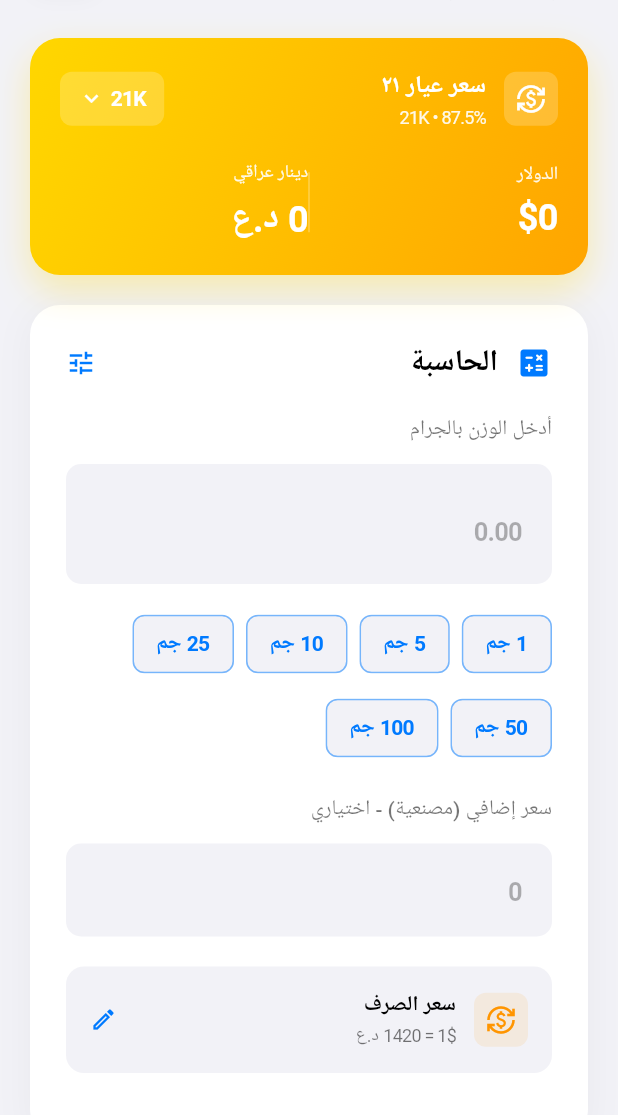
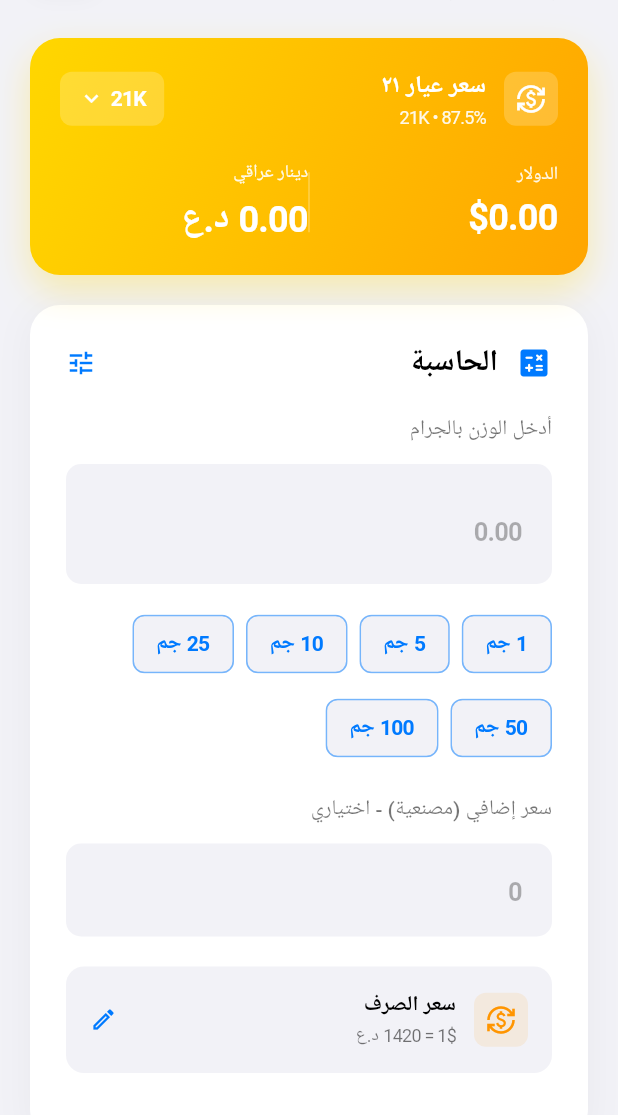
Before and after one commit to DevolperPHP/hamody_Borsa, a Flutter app: the first screen one second after launch, on a phone screen of 412 x 824 dp, the part 121-1236 px from its top. Run offline on Flutter 3.47's test engine with Material 3 defaults, Android fonts, the phone set to English and light mode, and no system bars; network calls fail.

```diff
--- a/lib/screens/gold_calculator_screen.dart
+++ b/lib/screens/gold_calculator_screen.dart
@@ -270,7 +270,7 @@ class _GoldCalculatorScreenState extends State<GoldCalculatorScreen> {
                           fit: BoxFit.scaleDown,
                           alignment: Alignment.centerRight,
                           child: Text(
-                            '\$${_formatNumber(currentPriceUSD)}',
+                            '\$${_formatNumber(currentPriceUSD, isPrice: true)}',
                             style: const TextStyle(
                               fontSize: 24,
                               fontWeight: FontWeight.w700,
@@ -302,7 +302,7 @@ class _GoldCalculatorScreenState extends State<GoldCalculatorScreen> {
                           fit: BoxFit.scaleDown,
                           alignment: Alignment.centerLeft,
                           child: Text(
-                            '${_formatNumber(currentPriceIQD)} د.ع',
+                            '${_formatNumber(currentPriceIQD, isPrice: true)} د.ع',
                             style: const TextStyle(
                               fontSize: 24,
                               fontWeight: FontWeight.w700,
@@ -562,7 +562,7 @@ class _GoldCalculatorScreenState extends State<GoldCalculatorScreen> {
                       ),
                       const SizedBox(height: 12),
                       Text(
-                        '${_formatNumber(gramAmount)} جرام × ${_formatNumber(pricePerGram)} د.ع',
+                        '${_formatNumber(gramAmount)} جرام × ${_formatNumber(pricePerGram, isPrice: true)} د.ع',
                         style: TextStyle(
                           fontSize: 14,
                           color: Colors.white.withValues(alpha: 0.9),
@@ -571,7 +571,7 @@ class _GoldCalculatorScreenState extends State<GoldCalculatorScreen> {
                       if (additionalPrice > 0) ...[
                         const SizedBox(height: 4),
                         Text(
-                          '+ ${_formatNumber(additionalPrice)} د.ع مصنعية',
+                          '+ ${_formatNumber(additionalPrice, isPrice: true)} د.ع مصنعية',
                           style: TextStyle(
                             fontSize: 13,
                             color: Colors.white.withValues(alpha: 0.9),
@@ -623,10 +623,10 @@ class _GoldCalculatorScreenState extends State<GoldCalculatorScreen> {
                         ),
                         const SizedBox(height: 16),
                         _buildDetailRow('عيار الذهب', provider.selectedCarat.displayName),
-                        _buildDetailRow('سعر الجرام', '${_formatNumber(pricePerGram)} د.ع'),
+                        _buildDetailRow('سعر الجرام', '${_formatNumber(pricePerGram, isPrice: true)} د.ع'),
                         _buildDetailRow('الوزن', '${_formatNumber(gramAmount)} جرام'),
                         if (additionalPrice > 0)
-                          _buildDetailRow('سعر المصنعية', '${_formatNumber(additionalPrice)} د.ع/جرام'),
+                          _buildDetailRow('سعر المصنعية', '${_formatNumber(additionalPrice, isPrice: true)} د.ع/جرام'),
                         const SizedBox(height: 12),
                         const Divider(
                           color: Colors.white24,
@@ -841,7 +841,7 @@ class _GoldCalculatorScreenState extends State<GoldCalculatorScreen> {
                 ),
                 const SizedBox(height: 2),
                 Text(
-                  '\$${_formatNumber(usdPrice)}',
+                  '\$${_formatNumber(usdPrice, isPrice: true)}',
                   style: TextStyle(
                     fontSize: 12,
                     color: Colors.black.withValues(alpha: 0.6),
@@ -854,7 +854,7 @@ class _GoldCalculatorScreenState extends State<GoldCalculatorScreen> {
             fit: BoxFit.scaleDown,
             alignment: Alignment.centerRight,
             child: Text(
-              '${_formatNumber(iqdPrice)} د.ع',
+              '${_formatNumber(iqdPrice, isPrice: true)} د.ع',
               style: const TextStyle(
                 fontSize: 16,
                 fontWeight: FontWeight.w700,
@@ -1111,12 +1111,22 @@ class _GoldCalculatorScreenState extends State<GoldCalculatorScreen> {
     }
   }
 
-  String _formatNumber(double value) {
-    if (value == 0) return '0';
-    return value.toStringAsFixed(0).replaceAllMapped(
-          RegExp(r'(\d{1,3})(?=(\d{3})+(?!\d))'),
-          (Match m) => '${m[1]},',
-        );
+  String _formatNumber(double value, {bool isPrice = false}) {
+    if (value == 0) return '0.00';
+    if (isPrice) {
+      // For prices, show 2 decimal places
+      final formatted = value.toStringAsFixed(2).replaceAllMapped(
+            RegExp(r'(\d{1,3})(?=(\d{3})+(?!\d))'),
+            (Match m) => '${m[1]},',
+          );
+      return formatted;
+    } else {
+      // For weights, show 0 decimal places
+      return value.toStringAsFixed(0).replaceAllMapped(
+            RegExp(r'(\d{1,3})(?=(\d{3})+(?!\d))'),
+            (Match m) => '${m[1]},',
+          );
+    }
   }
 
   String _getPurityPercentage(CaratType carat) {
```
